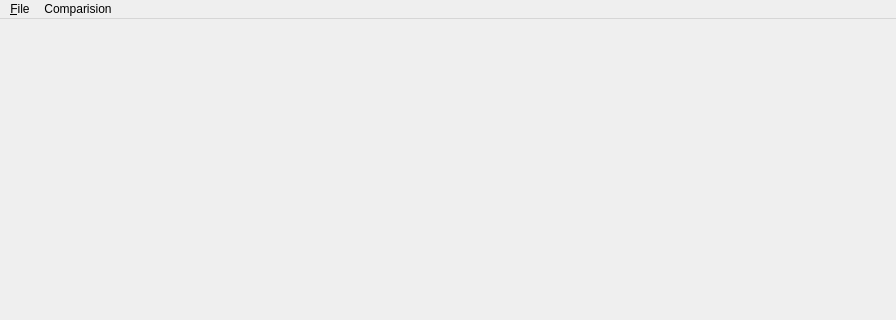
Qt form mainwindow.ui (WhisperingWindLinux/ImageDiff) before a commit; both pictures show x 0 to 896 and y 0 to 320 of the 896 by 652 pixel window.
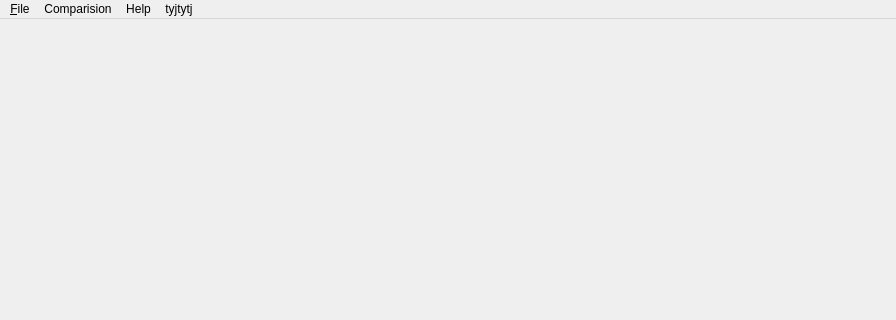
The same form after that commit.

Commit message: Added About dialog

Patch:
```diff
--- a/mainwindow.ui
+++ b/mainwindow.ui
@@ -40,8 +40,21 @@
     <addaction name="actionSwitchBetweenImages"/>
     <addaction name="separator"/>
    </widget>
+   <widget class="QMenu" name="menuHelp">
+    <property name="title">
+     <string>Help</string>
+    </property>
+    <addaction name="actionAbout"/>
+   </widget>
+   <widget class="QMenu" name="menutyjtytj">
+    <property name="title">
+     <string>tyjtytj</string>
+    </property>
+   </widget>
    <addaction name="menu_File"/>
    <addaction name="menuComparision"/>
+   <addaction name="menuHelp"/>
+   <addaction name="menutyjtytj"/>
   </widget>
   <widget class="QStatusBar" name="statusbar"/>
   <action name="actionOpenImages">
```
Left out of the diff: 5 changed lines with no effect on the pictures. The commit also changes 5 other files.
